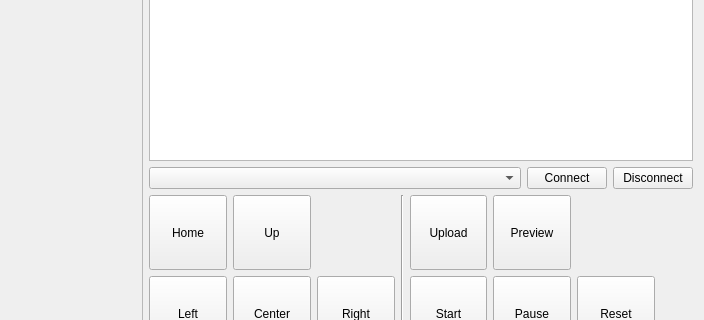
The window that EzGraverUi/mainwindow.ui (camrein/EzGraver) describes before a commit, drawn with Qt 5; both pictures show x 382 to 1086 and y 189 to 509 of the 1086 by 654 pixel window.
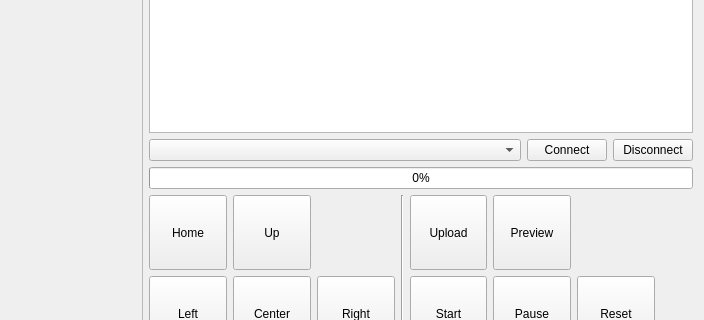
The same window after the commit. Custom widgets are drawn as their Qt base class.

Commit message: Implemented first parts of progress bar of the image upload.

Diff of the .ui file:
```diff
--- a/EzGraverUi/mainwindow.ui
+++ b/EzGraverUi/mainwindow.ui
@@ -158,6 +158,13 @@
         </item>
        </layout>
       </item>
+      <item>
+       <widget class="QProgressBar" name="progress">
+        <property name="value">
+         <number>0</number>
+        </property>
+       </widget>
+      </item>
       <item>
        <layout class="QGridLayout" name="gridLayout_3">
         <item row="1" column="0">
```
The commit also changes 7 other files.
